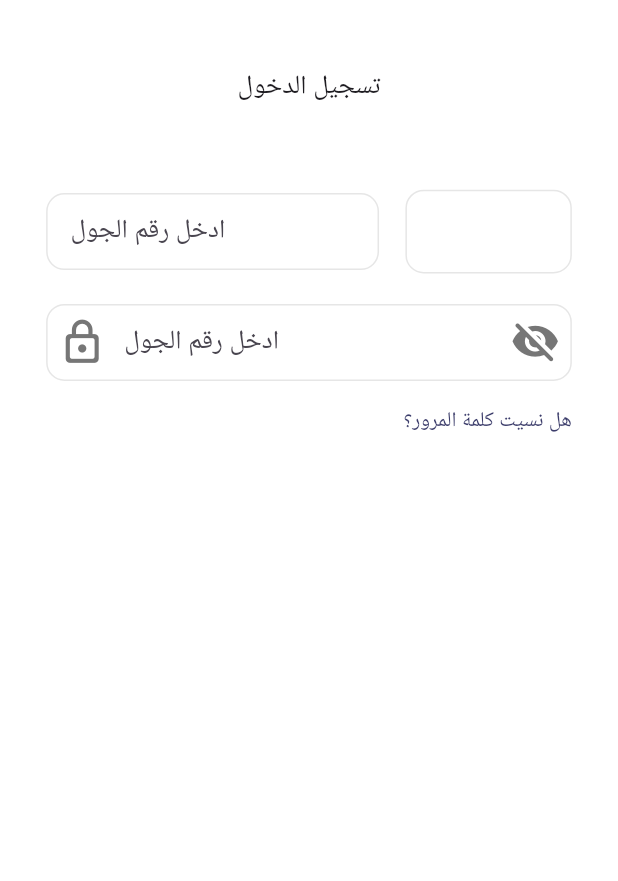
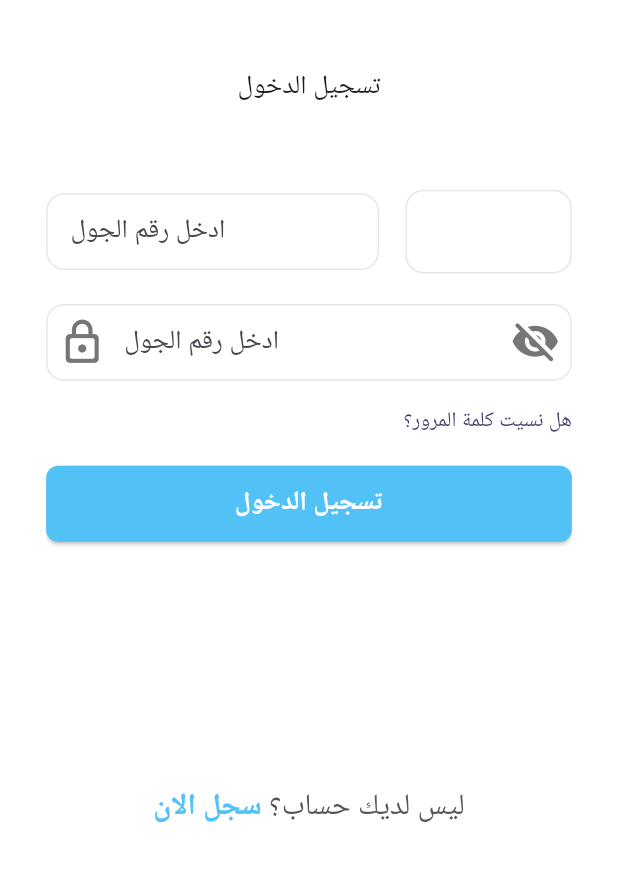
Before and after one commit to MohammedGhazaly/alex-apps-task, a Flutter app: the screen it shows after launch, on a phone screen of 412 x 824 dp, the part 347-1228 px from its top. Run offline on Flutter 3.47's test engine with Material 2 defaults, Android fonts, the light colour scheme and no system bars; our stand-ins replace flutter_screenutil.

Commit message:
Added custom auth button and textspan for navigation to register page

```diff
--- a/lib/utils/colors.dart
+++ b/lib/utils/colors.dart
@@ -4,4 +4,5 @@ class AppColors {
   static Color primaryColor = const Color(0xff51C1F6);
   static Color darkColor1 = const Color(0xff3C3D6B);
   static Color greyColor1 = const Color(0xffE6E6E6);
+  static Color greyColor2 = const Color(0xff555555);
 }
--- /dev/null
+++ b/lib/views/login/widgets/custom_auth_button.dart
@@ -0,0 +1,37 @@
+import 'package:alex_apps_taks/utils/colors.dart';
+import 'package:flutter/material.dart';
+import 'package:flutter_screenutil/flutter_screenutil.dart';
+
+class CustomAuthButton extends StatelessWidget {
+  final String text;
+  final void Function()? onPressed;
+  const CustomAuthButton({
+    super.key,
+    required this.text,
+    this.onPressed,
+  });
+
+  @override
+  Widget build(BuildContext context) {
+    return ElevatedButton(
+      style: ElevatedButton.styleFrom(
+        backgroundColor: AppColors.primaryColor,
+        foregroundColor: Colors.white,
+        shape: RoundedRectangleBorder(
+          borderRadius: BorderRadius.circular(
+            8.r,
+          ),
+        ),
+      ),
+      onPressed: onPressed,
+      child: Text(
+        text,
+        style: TextStyle(
+          color: Colors.white,
+          fontSize: 16.sp,
+          fontWeight: FontWeight.bold,
+        ),
+      ),
+    );
+  }
+}
--- a/lib/views/login/widgets/login_view_body.dart
+++ b/lib/views/login/widgets/login_view_body.dart
@@ -1,5 +1,6 @@
 import 'package:alex_apps_taks/utils/assets.dart';
 import 'package:alex_apps_taks/utils/colors.dart';
+import 'package:alex_apps_taks/views/login/widgets/custom_auth_button.dart';
 import 'package:alex_apps_taks/views/login/widgets/custom_auth_form_field.dart';
 import 'package:flutter/material.dart';
 import 'package:flutter_screenutil/flutter_screenutil.dart';
@@ -95,7 +96,42 @@ class LoginViewBody extends StatelessWidget {
                       style: TextStyle(
                         color: AppColors.darkColor1,
                       ),
-                    )
+                    ),
+                    SizedBox(
+                      height: 18.h,
+                    ),
+                    SizedBox(
+                      height: 50.h,
+                      child: CustomAuthButton(
+                          text: "تسجيل الدخول", onPressed: () {}),
+                    ),
+                    SizedBox(
+                      height: 160.h,
+                    ),
+                    Text.rich(
+                      textAlign: TextAlign.center,
+                      TextSpan(
+                        children: [
+                          TextSpan(
+                            text: "ليس لديك حساب؟",
+                            style: TextStyle(
+                              fontSize: 18.sp,
+                              color: AppColors.greyColor2,
+                            ),
+                          ),
+                          TextSpan(
+                              text: " سجل الان",
+                              style: TextStyle(
+                                color: AppColors.primaryColor,
+                                fontSize: 18.sp,
+                                fontWeight: FontWeight.bold,
+                              ))
+                        ],
+                      ),
+                    ),
+                    SizedBox(
+                      height: 60.h,
+                    ),
                   ],
                 ),
               )
```
